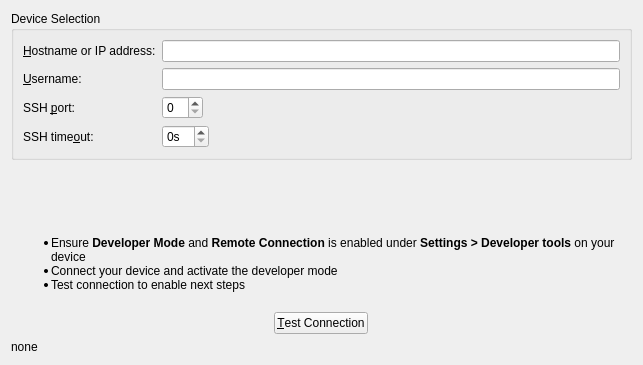
Qt form src/plugins/mer/merhardwaredevicewizardselectionpage.ui (sailfishos/sailfish-qtcreator) before a commit.
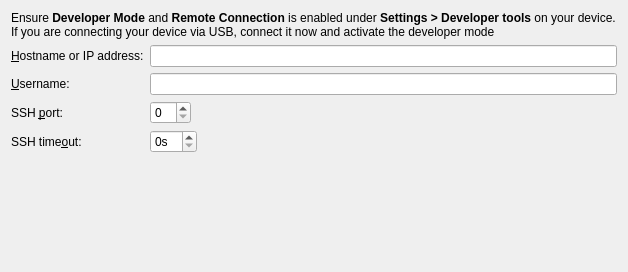
The same form after that commit.

Commit message:
Mer: Use user supplied SSH keys for HW devices
Align more with RemoteLinux implementation

Patch:
```diff
--- a/src/plugins/mer/merhardwaredevicewizardselectionpage.ui
+++ b/src/plugins/mer/merhardwaredevicewizardselectionpage.ui
@@ -6,8 +6,8 @@
    <rect>
     <x>0</x>
     <y>0</y>
-    <width>643</width>
-    <height>365</height>
+    <width>628</width>
+    <height>272</height>
    </rect>
   </property>
   <property name="sizePolicy">
@@ -21,14 +21,17 @@
   </property>
   <layout class="QVBoxLayout" name="verticalLayout">
    <item>
-    <widget class="QGroupBox" name="groupBox">
-     <property name="title">
-      <string>Device Selection</string>
+    <widget class="QLabel" name="label_2">
+     <property name="text">
+      <string>&lt;html&gt;&lt;head/&gt;&lt;body&gt;&lt;p&gt;Ensure &lt;span style=&quot; font-weight:600;&quot;&gt;Developer Mode&lt;/span&gt; and &lt;span style=&quot; font-weight:600;&quot;&gt;Remote Connection&lt;/span&gt; is enabled under &lt;span style=&quot; font-weight:600;&quot;&gt;Settings &amp;gt; Developer tools&lt;/span&gt; on your device.&lt;br/&gt;If you are connecting your device via USB, connect it now and activate the developer mode&lt;/p&gt;&lt;/body&gt;&lt;/html&gt;</string>
      </property>
+     <property name="wordWrap">
+      <bool>true</bool>
+     </property>
+    </widget>
+   </item>
+   <item>
      <layout class="QFormLayout" name="formLayout">
-      <property name="fieldGrowthPolicy">
-       <enum>QFormLayout::AllNonFixedFieldsGrow</enum>
-      </property>
       <item row="0" column="0">
        <widget class="QLabel" name="hostNameLabel">
         <property name="text">
@@ -103,7 +106,6 @@
        </widget>
       </item>
      </layout>
-    </widget>
    </item>
    <item>
     <spacer name="verticalSpacer">
@@ -118,52 +120,6 @@
      </property>
     </spacer>
    </item>
-   <item>
-    <widget class="QLabel" name="label">
-     <property name="text">
-      <string>&lt;html&gt;&lt;head/&gt;&lt;body&gt;&lt;ul style=&quot;margin-top: 0px; margin-bottom: 0px; margin-left: 0px; margin-right: 0px; -qt-list-indent: 1;&quot;&gt;&lt;li style=&quot; margin-top:0px; margin-bottom:0px; margin-left:0px; margin-right:0px; -qt-block-indent:0; text-indent:0px;&quot;&gt;Ensure &lt;span style=&quot; font-weight:600;&quot;&gt;Developer Mode&lt;/span&gt; and &lt;span style=&quot; font-weight:600;&quot;&gt;Remote Connection&lt;/span&gt; is enabled under &lt;span style=&quot; font-weight:600;&quot;&gt;Settings &amp;gt; Developer tools&lt;/span&gt; on your device&lt;/li&gt;&lt;li style=&quot; margin-top:0px; margin-bottom:0px; margin-left:0px; margin-right:0px; -qt-block-indent:0; text-indent:0px;&quot;&gt;Connect your device and activate the developer mode&lt;/li&gt;&lt;li style=&quot; margin-top:0px; margin-bottom:12px; margin-left:0px; margin-right:0px; -qt-block-indent:0; text-indent:0px;&quot;&gt;Test connection to enable next steps&lt;br/&gt;&lt;/li&gt;&lt;/ul&gt;&lt;/body&gt;&lt;/html&gt;</string>
-     </property>
-     <property name="wordWrap">
-      <bool>true</bool>
-     </property>
-    </widget>
-   </item>
-   <item>
-    <layout class="QHBoxLayout" name="horizontalLayout_2">
-     <item>
-      <widget class="QPushButton" name="testButton">
-       <property name="sizePolicy">
-        <sizepolicy hsizetype="Fixed" vsizetype="Fixed">
-         <horstretch>0</horstretch>
-         <verstretch>0</verstretch>
-        </sizepolicy>
-       </property>
-       <property name="text">
-        <string>&amp;Test Connection</string>
-       </property>
-      </widget>
-     </item>
-    </layout>
-   </item>
-   <item>
-    <widget class="QLabel" name="connectionTestLabel">
-     <property name="sizePolicy">
-      <sizepolicy hsizetype="Expanding" vsizetype="Preferred">
-       <horstretch>0</horstretch>
-       <verstretch>0</verstretch>
-      </sizepolicy>
-     </property>
-     <property name="text">
-      <string>none</string>
-     </property>
-     <property name="wordWrap">
-      <bool>true</bool>
-     </property>
-     <property name="textInteractionFlags">
-      <set>Qt::LinksAccessibleByMouse|Qt::TextSelectableByKeyboard|Qt::TextSelectableByMouse</set>
-     </property>
-    </widget>
-   </item>
   </layout>
  </widget>
  <resources/>
```
Left out of the diff: 2 changed lines with no effect on the pictures. Lines whose indentation alone changed are shown as unchanged. The commit also changes 8 other files.
